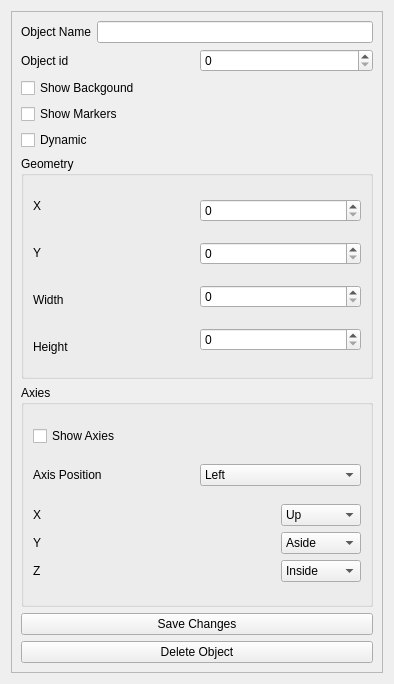
IndeemaSoftware/QSimpleScadaSample, file VObject/vobjectinfodialog.ui: the form before one commit.
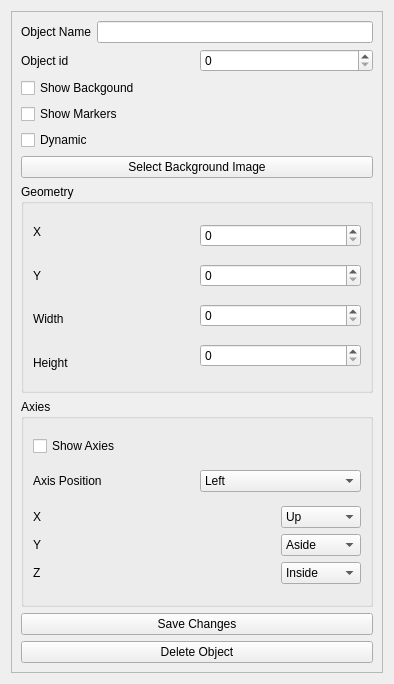
The form after the commit.

Commit message: Implemented possibility to set custom image for object

The edit to the form file:
```diff
--- a/VObject/vobjectinfodialog.ui
+++ b/VObject/vobjectinfodialog.ui
@@ -30,8 +30,8 @@
        <rect>
         <x>0</x>
         <y>0</y>
-        <width>374</width>
-        <height>664</height>
+        <width>360</width>
+        <height>695</height>
        </rect>
       </property>
       <layout class="QVBoxLayout" name="verticalLayout_5">
@@ -95,6 +95,13 @@
          </property>
         </widget>
        </item>
+       <item>
+        <widget class="QPushButton" name="pushButton_3">
+         <property name="text">
+          <string>Select Background Image</string>
+         </property>
+        </widget>
+       </item>
        <item>
         <widget class="QGroupBox" name="groupBox">
          <property name="title">
```
Left out of the diff: 2 changed lines with no effect on the pictures. The commit also changes 5 other files.
